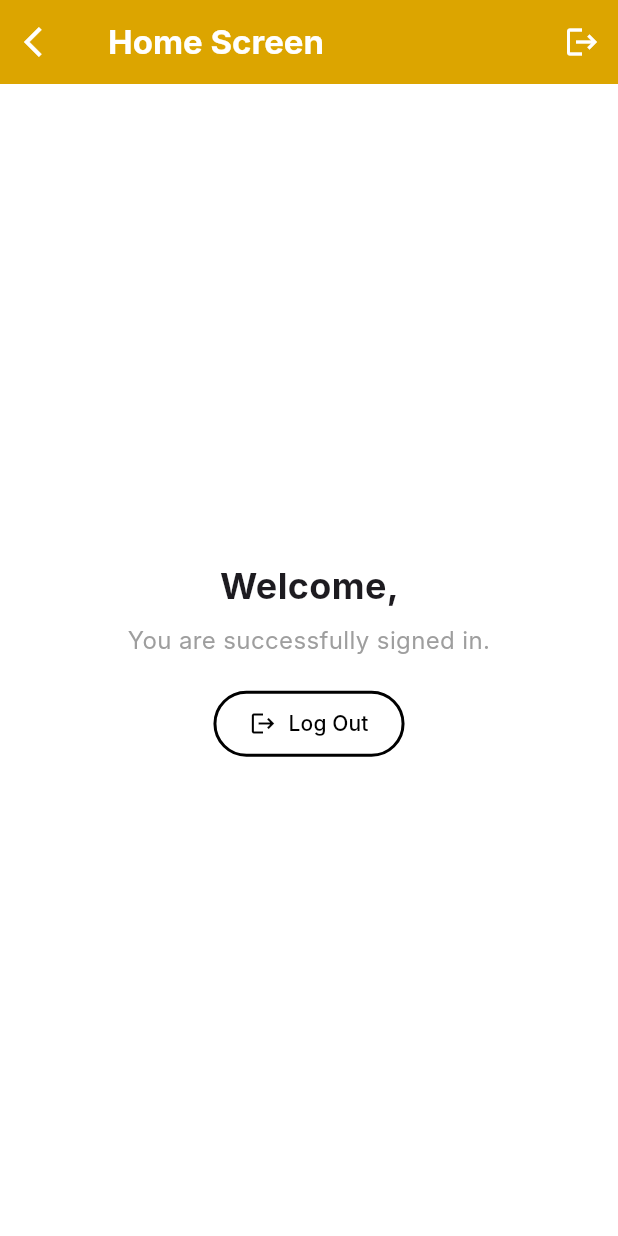
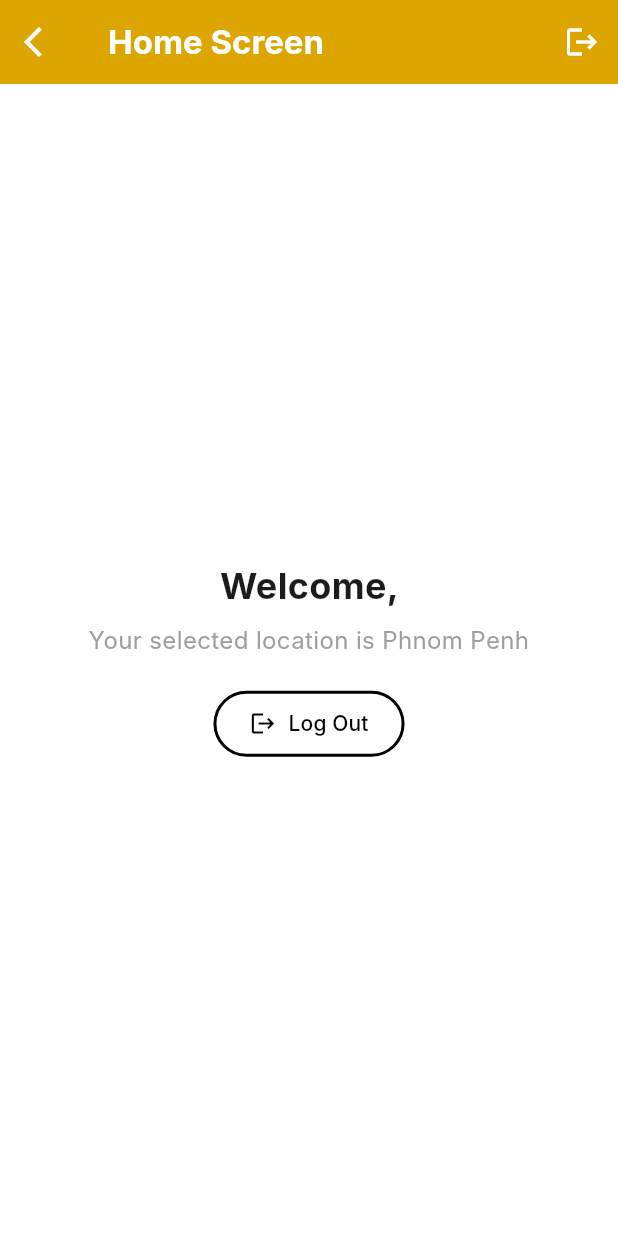
Before and after one commit to Hieng-Phun/Coffee_Shop_App, a Flutter app: the LocationSelectionScreen screen opened directly, after a tap on "Phnom Penh", on a phone screen of 412 x 824 dp. Run offline on Flutter 3.47's test engine with Material 3 defaults, Android fonts, the phone set to English and light mode, and no system bars; our stand-ins replace firebase_auth, firebase_core, google_maps_flutter, google_sign_in; accounts and stored records are empty; Roboto replaces fonts that are missing (Inter).

Commit message:
update commit

```diff
--- a/lib/screen/main/home_screen.dart
+++ b/lib/screen/main/home_screen.dart
@@ -3,7 +3,12 @@ import 'package:flutter/material.dart';
 import 'package:testing/screen/auth/signin_screen.dart';
 
 class HomeScreen extends StatefulWidget {
-  const HomeScreen({super.key});
+  final String? selectedLocation;
+
+  const HomeScreen({
+    super.key,
+    this.selectedLocation, // This is the new parameter
+  });
 
   @override
   State<HomeScreen> createState() => _HomeScreenState();
@@ -24,6 +29,10 @@ class _HomeScreenState extends State<HomeScreen> {
   Widget build(BuildContext context) {
     final user = FirebaseAuth.instance.currentUser;
     final email = user?.email ?? 'user';
+    // Display the selected location if it is not null, otherwise show a default message.
+    final locationText = widget.selectedLocation != null
+        ? 'Your selected location is ${widget.selectedLocation}'
+        : 'No location selected';
 
     return Scaffold(
       backgroundColor: Colors.white,
@@ -34,7 +43,7 @@ class _HomeScreenState extends State<HomeScreen> {
             Navigator.pop(context);
           },
         ),
-        backgroundColor: Color.fromARGB(255, 220, 165, 0),
+        backgroundColor: const Color.fromARGB(255, 220, 165, 0),
         title: const Text(
           'Home Screen',
           style: TextStyle(color: Colors.white, fontWeight: FontWeight.bold),
@@ -61,10 +70,10 @@ class _HomeScreenState extends State<HomeScreen> {
                 ),
               ),
               const SizedBox(height: 8),
-              const Text(
-                'You are successfully signed in.',
+              Text(
+                locationText,
                 textAlign: TextAlign.center,
-                style: TextStyle(fontSize: 16, color: Colors.grey),
+                style: const TextStyle(fontSize: 16, color: Colors.grey),
               ),
               const SizedBox(height: 20),
               // Log out button
--- a/lib/screen/main/location_select_screen.dart
+++ b/lib/screen/main/location_select_screen.dart
@@ -3,7 +3,6 @@ import 'package:google_maps_flutter/google_maps_flutter.dart';
 import 'package:testing/screen/main/home_screen.dart';
 // The main function where the app starts.
 
-// A placeholder screen for the menu.
 class MenuScreen extends StatelessWidget {
   const MenuScreen({super.key});
 
@@ -66,8 +65,8 @@ class _LocationSelectionScreenState extends State<LocationSelectionScreen> {
                 Container(
                   width: double.infinity,
                   padding: const EdgeInsets.symmetric(vertical: 15),
-                  decoration: BoxDecoration(
-                    color: const Color(0xFFE5B800),
+                  decoration: const BoxDecoration(
+                    color: Color(0xFFE5B800),
                     borderRadius: BorderRadius.only(
                       topLeft: Radius.circular(30),
                       topRight: Radius.circular(30),
@@ -99,14 +98,16 @@ class _LocationSelectionScreenState extends State<LocationSelectionScreen> {
                             onTap: () {
                               setState(() {
                                 _selectedStore = location;
-                                Navigator.push(
-                                  // ignore: use_build_context_synchronously
-                                  context,
-                                  MaterialPageRoute(
-                                    builder: (context) => const HomeScreen(),
-                                  ),
-                                );
                               });
+                              // I've updated the navigation to pass the selected location to HomeScreen.
+                              Navigator.push(
+                                // ignore: use_build_context_synchronously
+                                context,
+                                MaterialPageRoute(
+                                  builder: (context) =>
+                                      HomeScreen(selectedLocation: location),
+                                ),
+                              );
                             },
                           );
                         },
```
